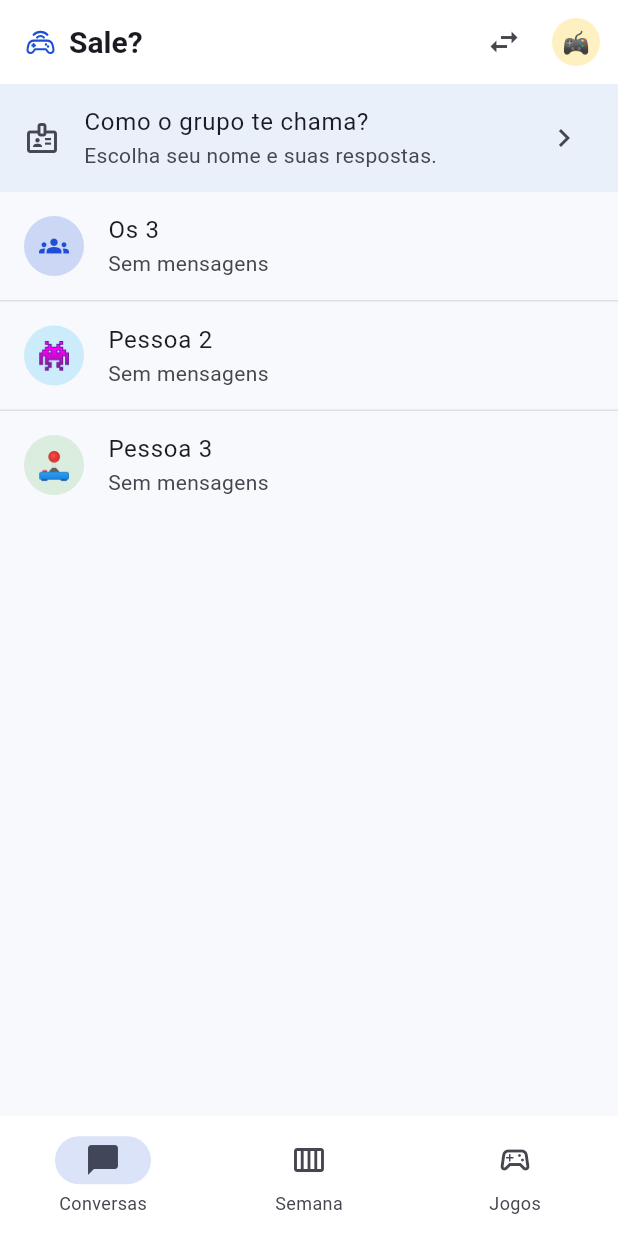
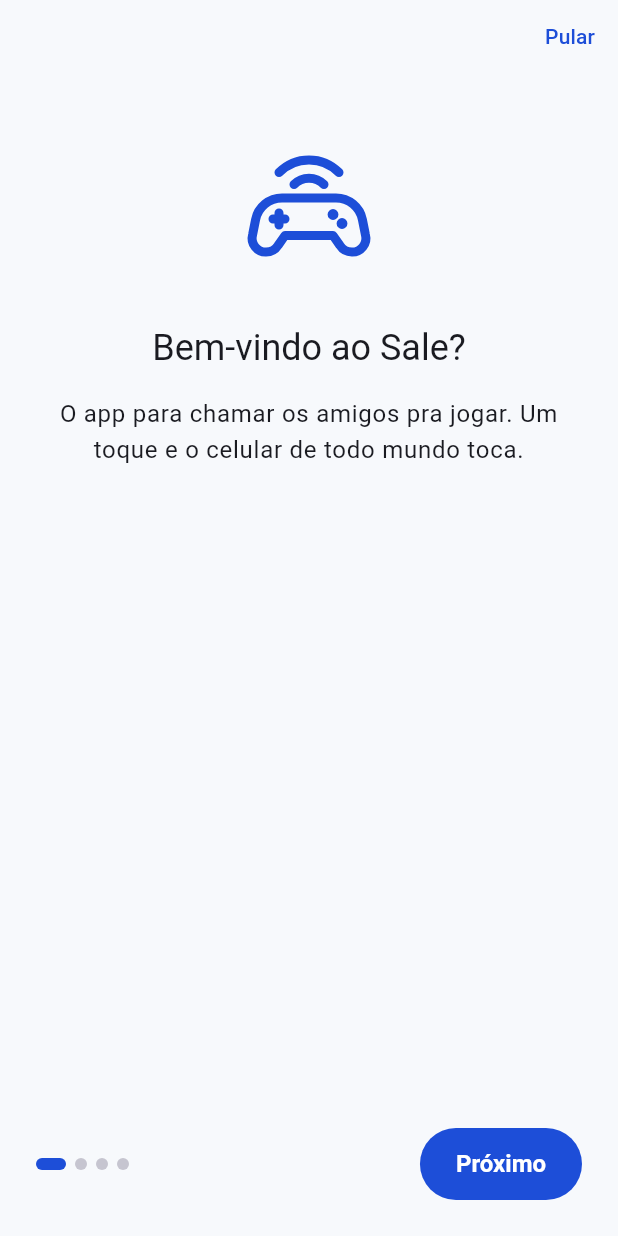
Before and after one commit to Israel-Mendes-git/Sale, a Flutter app: the screen it shows after launch, after a tap on "Pessoa 1", on a phone screen of 412 x 824 dp. Run offline on Flutter 3.47's test engine with Material 3 defaults, Android fonts, the phone set to English and light mode, and no system bars; our stand-ins replace audioplayers, file_picker, firebase_core, firebase_messaging, flutter_local_notifications, flutter_riverpod and 5 more; missing offline and left inert: ota_update, quick_actions, record; accounts and stored records are empty.

Commit message:
Como usar: apresentação e dicas de cada tela

```diff
--- /dev/null
+++ b/lib/state/tutorial.dart
@@ -0,0 +1,43 @@
+import 'package:flutter_riverpod/flutter_riverpod.dart';
+
+import 'settings.dart';
+
+/// As partes do tutorial: a apresentação da primeira abertura e uma dica por
+/// tela, cada uma mostrada uma vez só.
+enum Dica { boasVindas, conversas, chat, chamado, semana, jogos }
+
+/// O que esta pessoa já viu, guardado no aparelho. Quem já usava o app antes
+/// do tutorial também o vê uma vez: a chave é nova.
+final tutorialProvider = NotifierProvider<Tutorial, Set<Dica>>(Tutorial.new);
+
+class Tutorial extends Notifier<Set<Dica>> {
+  static const chave = 'tutorial.visto';
+
+  @override
+  Set<Dica> build() {
+    final salvo = ref.watch(settingsStoreProvider).read(chave) ?? '';
+    return {
+      for (final nome in salvo.split(',')) ?Dica.values.asNameMap()[nome],
+    };
+  }
+
+  bool viu(Dica dica) => state.contains(dica);
+
+  Future<void> marcar(Dica dica) async {
+    if (viu(dica)) return;
+    state = {...state, dica};
+    await _salvar();
+  }
+
+  /// "Como usar", no perfil: as dicas voltam a aparecer. A apresentação o
+  /// perfil abre por conta própria; se voltasse a valer aqui, ela tomaria o
+  /// lugar das abas por baixo do perfil.
+  Future<void> rever() async {
+    state = {if (viu(Dica.boasVindas)) Dica.boasVindas};
+    await _salvar();
+  }
+
+  Future<void> _salvar() => ref
+      .read(settingsStoreProvider)
+      .write(chave, [for (final d in state) d.name].join(','));
+}
--- a/lib/ui/screens/conversations_screen.dart
+++ b/lib/ui/screens/conversations_screen.dart
@@ -5,9 +5,11 @@ import '../../config.dart';
 import '../../domain/calendar.dart';
 import '../../domain/models.dart';
 import '../../state/providers.dart';
+import '../../state/tutorial.dart';
 import '../format.dart';
 import '../widgets/avatar.dart';
 import '../widgets/brand.dart';
+import '../widgets/dica.dart';
 import '../widgets/message_ticks.dart';
 import '../widgets/rsvp_choice.dart';
 import 'chat_screen.dart';
@@ -110,6 +112,14 @@ class ConversationsScreen extends ConsumerWidget {
           for (final c in toArrive) _ArrivalBanner(chamado: c, userId: userId),
           if (meeting != null)
             _MeetingBanner(occurrence: meeting, userId: userId),
+          const DicaCard(
+            dica: Dica.conversas,
+            texto:
+                'Toque numa conversa para abrir. A bolinha verde é quem está '
+                'com o app aberto agora; o número, as mensagens que você não '
+                'leu. Para chamar o grupo sem abrir o app, segure o ícone do '
+                'Sale? na tela inicial.',
+          ),
           Expanded(
             child: conversations.when(
               loading: () => const Center(child: CircularProgressIndicator()),
--- a/lib/ui/screens/home_screen.dart
+++ b/lib/ui/screens/home_screen.dart
@@ -5,10 +5,12 @@ import 'package:flutter_riverpod/flutter_riverpod.dart';
 
 import '../../data/repository.dart';
 import '../../state/providers.dart';
+import '../../state/tutorial.dart';
 import '../../update/update_providers.dart';
 import '../../update/update_ui.dart';
 import 'conversations_screen.dart';
 import 'games_screen.dart';
+import 'welcome_screen.dart';
 import 'week_screen.dart';
 
 /// Abas principais: conversas e a semana.
@@ -91,6 +93,14 @@ class _HomeScreenState extends ConsumerState<HomeScreen> {
 
   @override
   Widget build(BuildContext context) {
+    // A apresentação vem antes das abas, uma vez. O Chamado tocado na
+    // notificação abre por cima dela, como abre por cima das abas.
+    if (!ref.watch(tutorialProvider).contains(Dica.boasVindas)) {
+      return WelcomeScreen(
+        onDone: () =>
+            ref.read(tutorialProvider.notifier).marcar(Dica.boasVindas),
+      );
+    }
     final pending =
         ref.watch(pendingChamadosProvider(widget.userId)).value?.length ?? 0;
     return Scaffold(
--- a/lib/ui/screens/new_chamado_screen.dart
+++ b/lib/ui/screens/new_chamado_screen.dart
@@ -8,8 +8,10 @@ import '../../domain/models.dart';
 import '../../domain/sounds.dart';
 import '../../push/sons.dart';
 import '../../state/providers.dart';
+import '../../state/tutorial.dart';
 import '../widgets/avatar.dart';
 import '../widgets/brand.dart';
+import '../widgets/dica.dart';
 
 /// Minutos a partir de agora; nulo = agora.
 const _whenOptions = <int?>[null, 15, 30, 60];
@@ -139,6 +141,15 @@ class _NewChamadoScreenState extends ConsumerState<NewChamadoScreen> {
         child: Column(
           crossAxisAlignment: CrossAxisAlignment.start,
           children: [
+            const DicaCard(
+              dica: Dica.chamado,
+              margin: EdgeInsets.only(bottom: 12),
+              texto:
+                  'Toque nos nomes para escolher quem chamar. No jogo, '
+                  '"🎲 Sortear" escolhe entre os que todos os chamados têm, e '
+                  'cada um pode vetar o sorteado uma vez. Em "Quando", marque '
+                  'para mais tarde: o app dispara sozinho na hora.',
+            ),
             Text('Chamar', style: theme.textTheme.labelLarge),
             const SizedBox(height: 4),
             Wrap(
--- a/lib/ui/screens/week_screen.dart
+++ b/lib/ui/screens/week_screen.dart
@@ -6,10 +6,12 @@ import 'package:flutter_riverpod/flutter_riverpod.dart';
 import '../../domain/calendar.dart';
 import '../../domain/models.dart';
 import '../../state/providers.dart';
+import '../../state/tutorial.dart';
 import '../format.dart';
 import '../pickers.dart';
 import '../widgets/avatar.dart';
 import '../widgets/brand.dart';
+import '../widgets/dica.dart';
 import '../widgets/rsvp_choice.dart';
 import 'availability_screen.dart';
 import 'meeting_sheet.dart';
@@ -75,6 +77,15 @@ class _WeekScreenState extends ConsumerState<WeekScreen> {
                       onToday: _weekOffset == 0
                           ? null
                           : () => setState(() => _weekOffset = 0),
+                    ),
+                    const DicaCard(
+                      dica: Dica.semana,
+                      texto:
+                          'Marque em "Seus horários" quando você costuma '
+                          'estar livre: o app cruza com os dos outros e mostra '
+                          'quando todo mundo pode, com um botão para chamar. O '
+                          'encontro fixo é o dia do grupo; dá para pular ou '
+                          'mudar só uma semana.',
                     ),
                     _MeetingSection(ctx: ctx, days: days),
                     _FreeTimesSection(ctx: ctx, days: days),
--- /dev/null
+++ b/lib/ui/screens/welcome_screen.dart
@@ -0,0 +1,202 @@
+import 'package:flutter/material.dart';
+
+import '../widgets/brand.dart';
+
+/// A apresentação da primeira abertura: o Chamado, as abas e onde mora o
+/// resto. Volta pelo "Como usar" do perfil.
+class WelcomeScreen extends StatefulWidget {
+  const WelcomeScreen({super.key, required this.onDone});
+
+  /// Chamado no "Começar" e no "Pular".
+  final VoidCallback onDone;
+
+  @override
+  State<WelcomeScreen> createState() => _WelcomeScreenState();
+}
+
+class _WelcomeScreenState extends State<WelcomeScreen> {
+  final _pages = PageController();
+  var _page = 0;
+
+  static const _total = 4;
+
+  @override
+  void dispose() {
+    _pages.dispose();
+    super.dispose();
+  }
+
+  void _next() {
+    if (_page == _total - 1) {
+      widget.onDone();
+      return;
+    }
+    _pages.nextPage(
+      duration: const Duration(milliseconds: 250),
+      curve: Curves.easeOut,
+    );
+  }
+
+  @override
+  Widget build(BuildContext context) {
+    final scheme = Theme.of(context).colorScheme;
+    final last = _page == _total - 1;
+    return Scaffold(
+      body: SafeArea(
+        child: Column(
+          children: [
+            Align(
+              alignment: Alignment.centerRight,
+              child: Visibility(
+                visible: !last,
+                maintainSize: true,
+                maintainAnimation: true,
+                maintainState: true,
+                child: TextButton(
+                  onPressed: widget.onDone,
+                  child: const Text('Pular'),
+                ),
+              ),
+            ),
+            Expanded(
+              child: PageView(
+                controller: _pages,
+                onPageChanged: (i) => setState(() => _page = i),
+                children: [
+                  _Pagina(
+                    figura: const Marca(size: 96),
+                    titulo: 'Bem-vindo ao Sale?',
+                    texto:
+                        'O app para chamar os amigos pra jogar. Um toque e o '
+                        'celular de todo mundo toca.',
+                  ),
+                  _Pagina(
+                    figura: Marca(size: 96, color: scheme.secondary),
+                    titulo: 'O Chamado',
+                    texto:
+                        'Na conversa, o botão com a marca, ao lado do campo de '
+                        'texto, dispara o Chamado: escolha quem chamar, o jogo '
+                        '(ou sorteie) e quando. Ele toca como uma ligação, até '
+                        'com o celular bloqueado.\n\n'
+                        'Quem é chamado responde com um toque — "Bora!", '
+                        '"Chego em 20", "Hoje não" —, até pela própria '
+                        'notificação.',
+                  ),
+                  const _Pagina(
+                    figura: _Abas(),
+                    titulo: 'Três abas',
+                    texto:
+                        'Conversas: o chat com o grupo e com cada um.\n\n'
+                        'Semana: o encontro fixo e os horários em que todo '
+                        'mundo está livre.\n\n'
+                        'Jogos: a biblioteca do grupo, que o Chamado e o '
+                        'sorteio usam.\n\n'
+                        'Seu nome, sons, tema, Placar e o grupo ficam na sua '
+                        'foto, no canto de cima.',
+                  ),
+                  const _Pagina(
+                    figura: Icon(Icons.touch_app_outlined, size: 96),
+                    titulo: 'Segure para mais',
+                    texto:
+                        'Muita coisa mora no toque longo e nos três '
+                        'pontinhos: responder, reagir, fixar e editar '
+                        'mensagens, indicar para a do dia, ajustar um jogo.\n\n'
+                        'Na primeira vez em cada tela, uma dica mostra o que '
+                        'tem lá. Para rever tudo: sua foto → Como usar.',
+                  ),
+                ],
+              ),
+            ),
+            Padding(
+              padding: const EdgeInsets.fromLTRB(24, 8, 24, 24),
+              child: Row(
+                children: [
+                  for (var i = 0; i < _total; i++)
+                    AnimatedContainer(
+                      duration: const Duration(milliseconds: 200),
+                      margin: const EdgeInsets.only(right: 6),
+                      width: i == _page ? 20 : 8,
+                      height: 8,
+                      decoration: BoxDecoration(
+                        color: i == _page
+                            ? scheme.primary
+                            : scheme.outlineVariant,
+                        borderRadius: BorderRadius.circular(4),
+                      ),
+                    ),
+                  const Spacer(),
+                  FilledButton(
+                    onPressed: _next,
+                    child: Text(last ? 'Começar' : 'Próximo'),
+                  ),
+                ],
+              ),
+            ),
+          ],
+        ),
+      ),
+    );
+  }
+}
+
+class _Pagina extends StatelessWidget {
+  const _Pagina({
+    required this.figura,
+    required this.titulo,
+    required this.texto,
+  });
+
+  final Widget figura;
+  final String titulo;
+  final String texto;
+
+  @override
+  Widget build(BuildContext context) {
+    final theme = Theme.of(context);
+    return SingleChildScrollView(
+      padding: const EdgeInsets.symmetric(horizontal: 32, vertical: 16),
+      child: Column(
+        children: [
+          const SizedBox(height: 24),
+          figura,
+          const SizedBox(height: 32),
+          Text(
+            titulo,
+            style: theme.textTheme.headlineSmall,
+            textAlign: TextAlign.center,
+          ),
+          const SizedBox(height: 16),
+          Text(
+            texto,
+            style: theme.textTheme.bodyLarge,
+            textAlign: TextAlign.center,
+          ),
+        ],
+      ),
+    );
+  }
+}
+
+/// Os ícones das abas, iguais aos da barra de baixo.
+class _Abas extends StatelessWidget {
+  const _Abas();
+
+  @override
+  Widget build(BuildContext context) {
+    final cor = Theme.of(context).colorScheme.primary;
+    return Row(
+      mainAxisAlignment: MainAxisAlignment.center,
+      children: [
+        for (final icone in const [
+          Icons.chat_bubble_outline,
+          Icons.calendar_view_week_outlined,
+          Icons.sports_esports_outlined,
+        ])
+          Padding(
+            padding: const EdgeInsets.symmetric(horizontal: 12),
+            child: Icon(icone, size: 56, color: cor),
+          ),
+      ],
+    );
+  }
+}
```
Also changed, not shown: lib/ui/screens/chat_screen.dart (+12 -0 lines), lib/ui/screens/games_screen.dart (+9 -0 lines), lib/ui/screens/profile_screen.dart (+21 -0 lines), lib/ui/widgets/dica.dart (added, +56 -0 lines), 3 other files.
